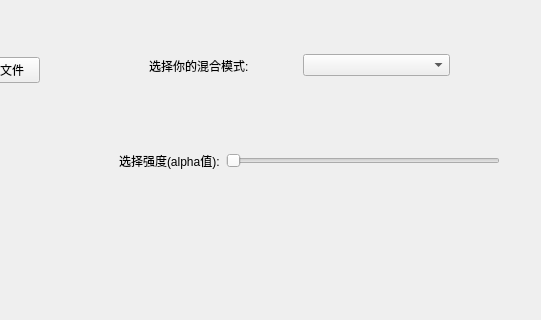
Before: the Qt Designer form ImageWithUI/BlendWindow.ui in Obj4ct/ImageWithUI, drawn with Qt 5; both pictures show x 521 to 1062 and y 255 to 575 of the 1062 by 748 pixel window.
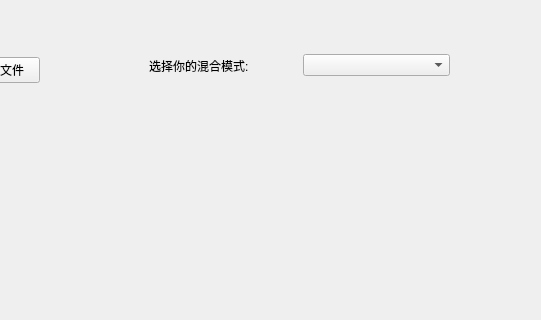
After: the same form once the commit is applied.

```diff
--- a/ImageWithUI/BlendWindow.ui
+++ b/ImageWithUI/BlendWindow.ui
@@ -113,32 +113,6 @@
     </item>
    </layout>
   </widget>
-  <widget class="QWidget" name="widget_select_alpha" native="true">
-   <property name="geometry">
-    <rect>
-     <x>640</x>
-     <y>390</y>
-     <width>381</width>
-     <height>51</height>
-    </rect>
-   </property>
-   <layout class="QHBoxLayout" name="horizontalLayout_3">
-    <item>
-     <widget class="QLabel" name="label_2">
-      <property name="text">
-       <string>选择强度(alpha值):</string>
-      </property>
-     </widget>
-    </item>
-    <item>
-     <widget class="QSlider" name="horizontalSlider_alpha">
-      <property name="orientation">
-       <enum>Qt::Horizontal</enum>
-      </property>
-     </widget>
-    </item>
-   </layout>
-  </widget>
  </widget>
  <resources/>
  <connections/>
```
